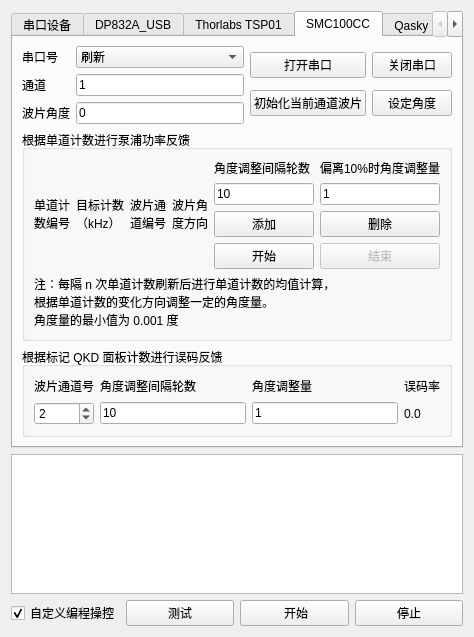
The window that ui/externalapplicationswidget.ui (WhiteChimney/TDC-counter) describes before a commit, drawn with Qt 5.
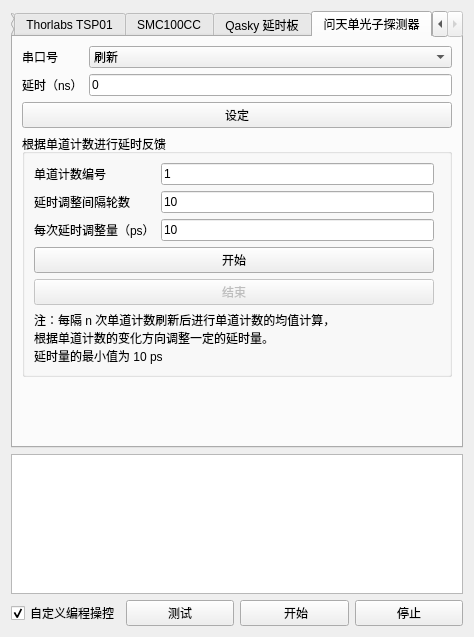
The same window after the commit.

Commit message: 添加问天探测器延时反馈功能（包括延时记录）

```diff
--- a/ui/externalapplicationswidget.ui
+++ b/ui/externalapplicationswidget.ui
@@ -17,7 +17,7 @@
    <item>
     <widget class="QTabWidget" name="tabWidget">
      <property name="currentIndex">
-      <number>3</number>
+      <number>5</number>
      </property>
      <widget class="QWidget" name="tab">
       <attribute name="title">
@@ -1039,6 +1039,131 @@
        </item>
       </layout>
      </widget>
+     <widget class="QWidget" name="tab_6">
+      <attribute name="title">
+       <string>问天单光子探测器</string>
+      </attribute>
+      <layout class="QVBoxLayout" name="verticalLayout_12">
+       <item>
+        <layout class="QFormLayout" name="formLayout_5">
+         <item row="0" column="0">
+          <widget class="QLabel" name="label_86">
+           <property name="text">
+            <string>串口号</string>
+           </property>
+          </widget>
+         </item>
+         <item row="0" column="1">
+          <widget class="QComboBox" name="comboQskySpadSpList">
+           <item>
+            <property name="text">
+             <string>刷新</string>
+            </property>
+           </item>
+          </widget>
+         </item>
+         <item row="1" column="0">
+          <widget class="QLabel" name="label_85">
+           <property name="text">
+            <string>延时（ns）</string>
+           </property>
+          </widget>
+         </item>
+         <item row="1" column="1">
+          <widget class="QLineEdit" name="textQskySpadDelay">
+           <property name="text">
+            <string>0</string>
+           </property>
+          </widget>
+         </item>
+         <item row="2" column="0" colspan="2">
+          <widget class="QPushButton" name="buttonQskySpadSetDelay">
+           <property name="text">
+            <string>设定</string>
+           </property>
+          </widget>
+         </item>
+         <item row="3" column="0" colspan="2">
+          <widget class="QGroupBox" name="groupBox_7">
+           <property name="title">
+            <string>根据单道计数进行延时反馈</string>
+           </property>
+           <layout class="QGridLayout" name="gridLayout_15">
+            <item row="0" column="1">
+             <widget class="QLineEdit" name="textQskySpadSingleChannel">
+              <property name="text">
+               <string>1</string>
+              </property>
+             </widget>
+            </item>
+            <item row="0" column="0">
+             <widget class="QLabel" name="label_90">
+              <property name="text">
+               <string>单道计数编号</string>
+              </property>
+             </widget>
+            </item>
+            <item row="1" column="0">
+             <widget class="QLabel" name="label_88">
+              <property name="text">
+               <string>延时调整间隔轮数</string>
+              </property>
+             </widget>
+            </item>
+            <item row="5" column="0" colspan="3">
+             <widget class="QLabel" name="label_91">
+              <property name="text">
+               <string>注：每隔 n 次单道计数刷新后进行单道计数的均值计算，
+根据单道计数的变化方向调整一定的延时量。 
+延时量的最小值为 10 ps</string>
+              </property>
+             </widget>
+            </item>
+            <item row="1" column="1">
+             <widget class="QLineEdit" name="textQskySpadAverageRounds">
+              <property name="text">
+               <string>10</string>
+              </property>
+             </widget>
+            </item>
+            <item row="2" column="0">
+             <widget class="QLabel" name="label_87">
+              <property name="text">
+               <string>每次延时调整量（ps）</string>
+              </property>
+             </widget>
+            </item>
+            <item row="2" column="1">
+             <widget class="QLineEdit" name="textQskySpadDelayAdj">
+              <property name="text">
+               <string>10</string>
+              </property>
+             </widget>
+            </item>
+            <item row="3" column="0" colspan="2">
+             <widget class="QPushButton" name="buttonQskySpadDelayFeedbackStart">
+              <property name="text">
+               <string>开始</string>
+              </property>
+             </widget>
+            </item>
+            <item row="4" column="0" colspan="2">
+             <widget class="QPushButton" name="buttonQskySpadDelayFeedbackStop">
+              <property name="enabled">
+               <bool>false</bool>
+              </property>
+              <property name="text">
+               <string>结束</string>
+              </property>
+             </widget>
+            </item>
+           </layout>
+          </widget>
+         </item>
+        </layout>
+       </item>
+      </layout>
+     </widget>
     </widget>
    </item>
    <item>
```
The commit also changes 9 other files.
